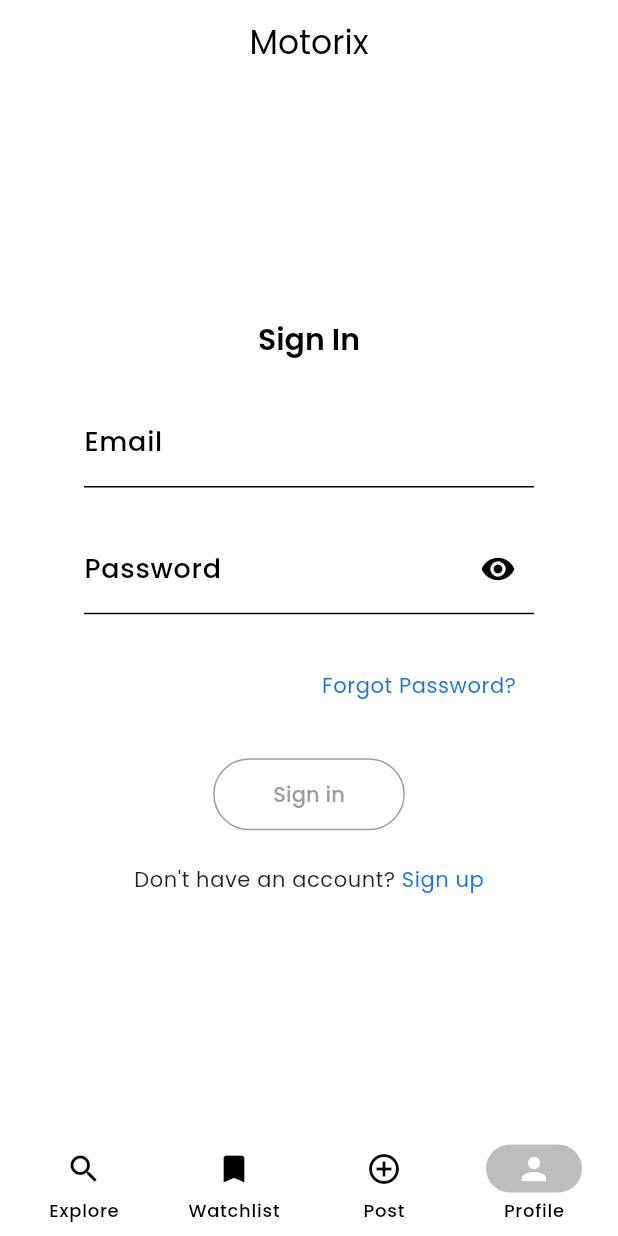
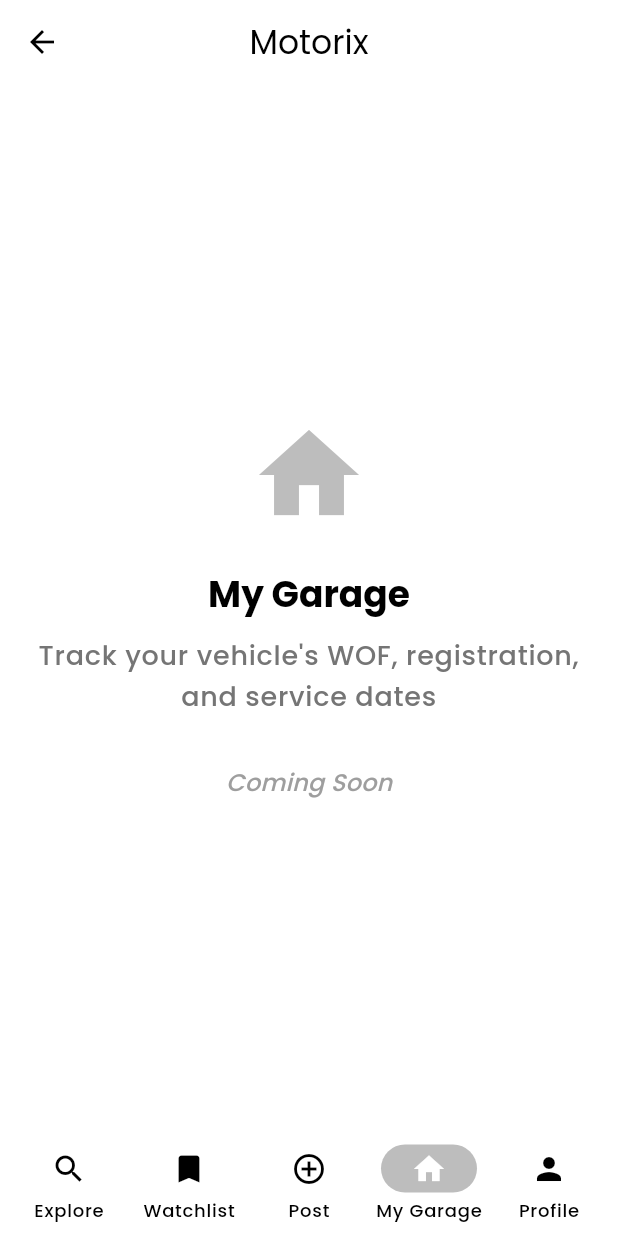
Before and after one commit to joengelena/aurae-beauty-app, a Flutter app: the screen it shows after launch, item 4 of the bottom bar chosen, on a phone screen of 412 x 824 dp. Run offline on Flutter 3.47's test engine with Material 3 defaults, Android fonts, the phone set to English and light mode, and no system bars; our stand-ins replace flutter_secure_storage, go_router, image_picker, smooth_page_indicator; missing offline and left inert: dart:js_interop, fetch_client; accounts and stored records are empty; network calls fail.

Commit message:
Create page called "My Garage" and add it the menu

```diff
--- a/lib/app_router.dart
+++ b/lib/app_router.dart
@@ -15,6 +15,7 @@ import 'package:motorix_app/presentation/pages/profile/reset_password_page.dart'
 import 'package:motorix_app/presentation/pages/profile/sign_in_page.dart';
 import 'package:motorix_app/presentation/pages/profile/sign_up_page.dart';
 import 'package:motorix_app/presentation/pages/watchlist_page.dart';
+import 'package:motorix_app/presentation/pages/garage_page.dart';
 import 'package:motorix_app/presentation/widgets/scaffold/app_scaffold.dart';
 import 'package:provider/provider.dart';
 
@@ -105,6 +106,12 @@ GoRouter getAppRouter(AuthProvider authProvider) {
                 (context, state) => NoTransitionPage(child: PostListingPage()),
           ),
           GoRoute(
+            path: '/garage',
+            parentNavigatorKey: _shellNavigatorKey,
+            pageBuilder:
+                (context, state) => NoTransitionPage(child: GaragePage()),
+          ),
+          GoRoute(
             path: '/profile',
             parentNavigatorKey: _shellNavigatorKey,
             pageBuilder:
--- /dev/null
+++ b/lib/presentation/pages/garage_page.dart
@@ -0,0 +1,49 @@
+import 'package:flutter/material.dart';
+
+class GaragePage extends StatelessWidget {
+  const GaragePage({super.key});
+
+  @override
+  Widget build(BuildContext context) {
+    return Scaffold(
+      body: Center(
+        child: Padding(
+          padding: const EdgeInsets.all(24.0),
+          child: Column(
+            mainAxisAlignment: MainAxisAlignment.center,
+            children: [
+              Icon(
+                Icons.home,
+                size: 80,
+                color: Colors.grey.shade400,
+              ),
+              const SizedBox(height: 24),
+              Text(
+                'My Garage',
+                style: Theme.of(context).textTheme.headlineMedium?.copyWith(
+                      fontWeight: FontWeight.bold,
+                    ),
+              ),
+              const SizedBox(height: 12),
+              Text(
+                'Track your vehicle\'s WOF, registration, and service dates',
+                textAlign: TextAlign.center,
+                style: Theme.of(context).textTheme.bodyLarge?.copyWith(
+                      color: Colors.grey.shade600,
+                    ),
+              ),
+              const SizedBox(height: 32),
+              Text(
+                'Coming Soon',
+                style: Theme.of(context).textTheme.titleMedium?.copyWith(
+                      color: Colors.grey.shade500,
+                      fontStyle: FontStyle.italic,
+                    ),
+              ),
+            ],
+          ),
+        ),
+      ),
+    );
+  }
+}
--- a/lib/presentation/widgets/scaffold/app_navigation.dart
+++ b/lib/presentation/widgets/scaffold/app_navigation.dart
@@ -11,7 +11,8 @@ class AppNavigation extends StatelessWidget {
   int _calculateIndex(String uri) {
     if (uri.startsWith('/watchlist')) return 1;
     if (uri.startsWith('/post')) return 2;
-    if (uri.startsWith('/profile')) return 3;
+    if (uri.startsWith('/garage')) return 3;
+    if (uri.startsWith('/profile')) return 4;
     return 0;
   }
 
@@ -39,6 +40,9 @@ class AppNavigation extends StatelessWidget {
                     context.go('/post-listing');
                     break;
                   case 3:
+                    context.go('/garage');
+                    break;
+                  case 4:
                     context.go('/profile');
                     break;
                 }
@@ -61,6 +65,10 @@ class AppNavigation extends StatelessWidget {
                   label: 'Post',
                 ),
                 NavigationDestination(
+                  icon: Icon(Icons.home),
+                  label: 'My Garage',
+                ),
+                NavigationDestination(
                   icon: Icon(Icons.person),
                   label: 'Profile',
                 ),
```
